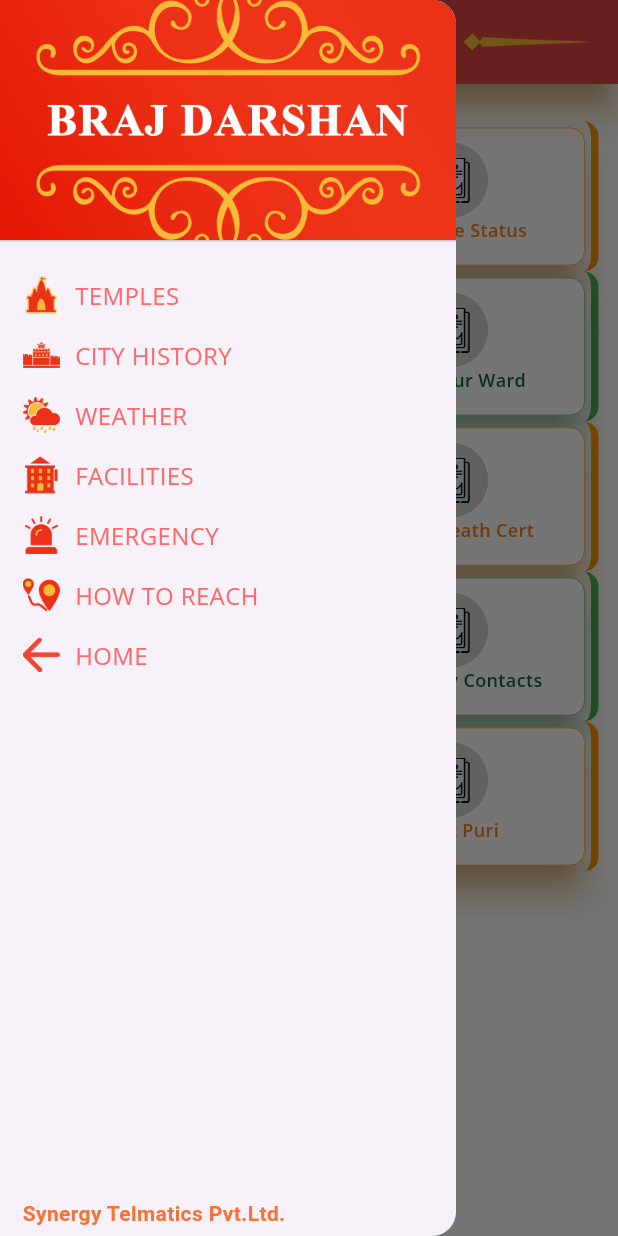
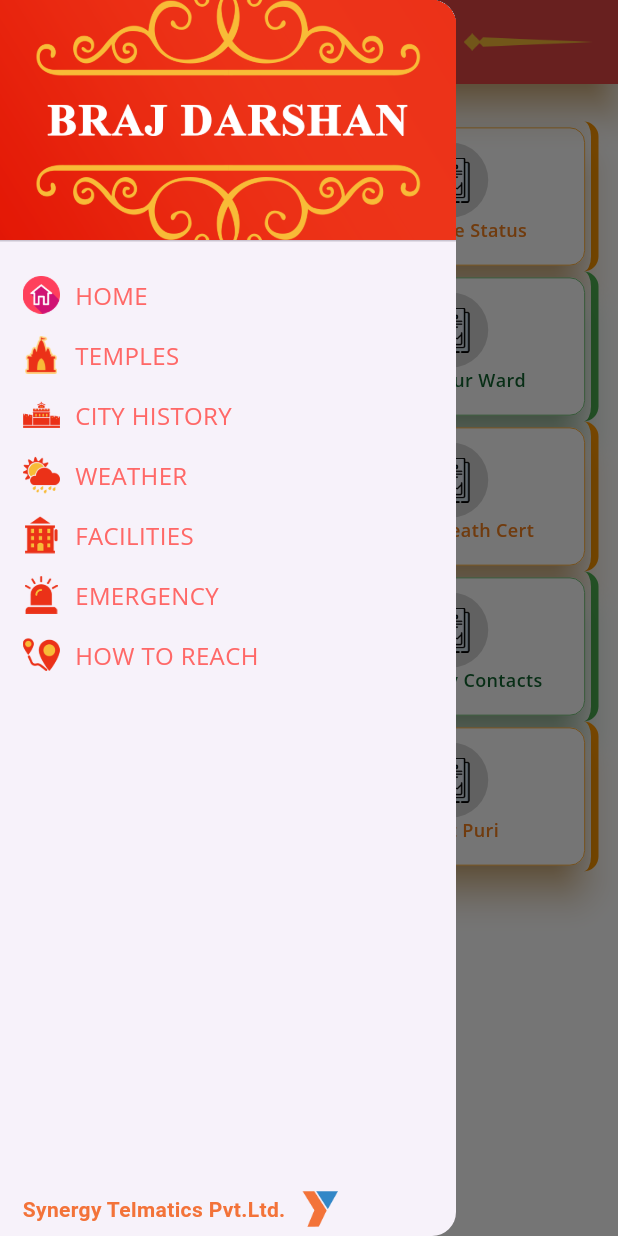
Before and after one commit to Soyabali/survey, a Flutter app: the ComplaintHomePage screen opened directly, with the side drawer open, on a phone screen of 412 x 824 dp. Run offline on Flutter 3.47's test engine with Material 3 defaults, Android fonts, the phone set to English and light mode, and no system bars; our stand-ins replace fluttertoast, google_fonts, image_picker, readmore, shared_preferences, webview_flutter; missing offline and left inert: back_button_interceptor; accounts and stored records are empty; Roboto replaces fonts that are missing (Montserrat); project files that could hold a hidden picture were left out.

Commit message:
bug resoleved

```diff
--- a/lib/app/generalFunction.dart
+++ b/lib/app/generalFunction.dart
@@ -9,6 +9,8 @@ import 'package:shared_preferences/shared_preferences.dart';
 import 'package:url_launcher/url_launcher.dart';
 import '../homepage/homepage.dart';
 import '../resources/app_text_style.dart';
+import '../resources/assets_manager.dart';
+import '../resources/values_manager.dart';
 import '../temples/cityhistory/cityhistory.dart';
 import '../temples/emergency/emergencyhome.dart';
 import '../temples/facilities/facilities.dart';
@@ -255,8 +257,8 @@ class GeneralFunction {
     //       (route) => false, // Pop all routes until this page
     // );
   }
+  // drawerFunction
 
-  // drawerFunction
   drawerFunction(BuildContext context, String sName, String sContactNo) {
     return Drawer(
       child: Column(
@@ -281,15 +283,29 @@ class GeneralFunction {
                   GestureDetector(
                     onTap: () {
                       Navigator.of(context).pushReplacement(
+                        MaterialPageRoute(builder: (context) => HomePage()),
+                      );
+                    },
+                    child: Row(
+                      mainAxisAlignment: MainAxisAlignment.start,
+                      children: <Widget>[
+                        Image.asset('assets/images/home.png',
+                            width: 25,
+                            height: 25),
+                           // color: Colors.red),
+                        const SizedBox(width: 10),
+                        Text('HOME',
+                            style: AppTextStyle
+                                .font16penSansExtraboldRedTextStyle),
+                      ],
+                    ),
+                  ),
+                  const SizedBox(height: 15),
+                  GestureDetector(
+                    onTap: () {
+                      Navigator.of(context).pushReplacement(
                         MaterialPageRoute(builder: (context) => TemplesHome()),
                       );
-
-                      // Navigator.push(
-                      //   context,
-                      //   MaterialPageRoute(
-                      //     builder: (context) => const TemplesHome(),
-                      //   ),
-                      // );
                     },
                     child: Row(
                       mainAxisAlignment: MainAxisAlignment.start,
@@ -455,45 +471,21 @@ class GeneralFunction {
                       ],
                     ),
                   ),
-                  SizedBox(height: 15),
-                  GestureDetector(
-                    onTap: () {
-                      //_showBottomSheet(context);  //  HowToReach
-                      // Navigator.push(
-                      //   context,
-                      //   MaterialPageRoute(
-                      //     builder: (context) =>  HowToReach(),
-                      //   ),
-                      // );
-                      Navigator.of(context).pushReplacement(
-                        MaterialPageRoute(builder: (context) => HomePage()),
-                      );
-                    },
-                    child: Row(
-                      mainAxisAlignment: MainAxisAlignment.start,
-                      children: <Widget>[
-                        Image.asset('assets/images/back.png',
-                            width: 25, height: 25, color: Colors.red),
-                        const SizedBox(width: 10),
-                        Text('HOME',
-                            style: AppTextStyle
-                                .font16penSansExtraboldRedTextStyle),
-                      ],
-                    ),
-                  ),
+                 // SizedBox(height: 15),
                 ],
               ),
             ),
           ),
-          Expanded(
+           Expanded(
             child: Align(
               alignment: Alignment.bottomCenter,
               child: Padding(
                 padding: EdgeInsets.only(bottom: 5.0, left: 15),
                 child: Row(
                   mainAxisAlignment: MainAxisAlignment.start,
-                  children: <Widget>[
-                    const Text(
+                  children: <Widget>
+                  [
+                    Text(
                       'Synergy Telmatics Pvt.Ltd.',
                       style: TextStyle(
                         fontFamily: 'Montserrat',
@@ -502,20 +494,20 @@ class GeneralFunction {
                         fontWeight: FontWeight.bold,
                       ),
                     ),
-                    // const SizedBox(width: 0),
-                    // Padding(
-                    //   padding: EdgeInsets.only(right: AppSize.s10),
-                    //   child: Container(
-                    //     margin: EdgeInsets.all(AppSize.s10),
-                    //     child: Image.asset(
-                    //       ImageAssets.favicon,
-                    //       //width: AppSize.s50,
-                    //       width: 20,
-                    //       height: 20,
-                    //       fit: BoxFit.cover,
-                    //     ),
-                    //   ),
-                    // ),
+                    SizedBox(width: 10),
+                     Padding(
+                        padding: EdgeInsets.only(right: AppSize.s10),
+                        child: SizedBox(
+                          width: 25,
+                          height: 25,
+                          child: Image.asset(
+                            'assets/images/favicon.png',
+                            width: 25,
+                            height: 25,
+                            fit: BoxFit.fill, // Changed BoxFit to fill
+                          ),
+                        ),
+                      ),
                   ],
                 ),
               ),
--- a/lib/complaints/complaintHomePage.dart
+++ b/lib/complaints/complaintHomePage.dart
@@ -48,7 +48,7 @@ class _MyHomePageState extends State<ComplaintHomePage> {
   Widget build(BuildContext context) {
     return Scaffold(
       backgroundColor: Colors.white,
-      appBar: getAppBarBack("Complaints"),
+      appBar: getAppBarBack("Citizen Services"),
       drawer:
           generalFunction.drawerFunction(context, 'Suaib Ali', '9871950881'),
       body: Stack(
--- a/pubspec.yaml
+++ b/pubspec.yaml
@@ -76,6 +76,7 @@ flutter:
      - assets/images/
      - assets/images/appbackground.png
      - assets/images/complaint_status.png
+     - assets/images/favicon.png
   #   - images/a_dot_ham.jpeg
 
   # An image asset can refer to one or more resolution-specific "variants", see
```
Also changed, not shown: lib/homepage/homepage.dart (+66 -15 lines), lib/presentation/helpline_feedback/helplinefeedback.dart (+90 -72 lines), assets/images/home.png.
